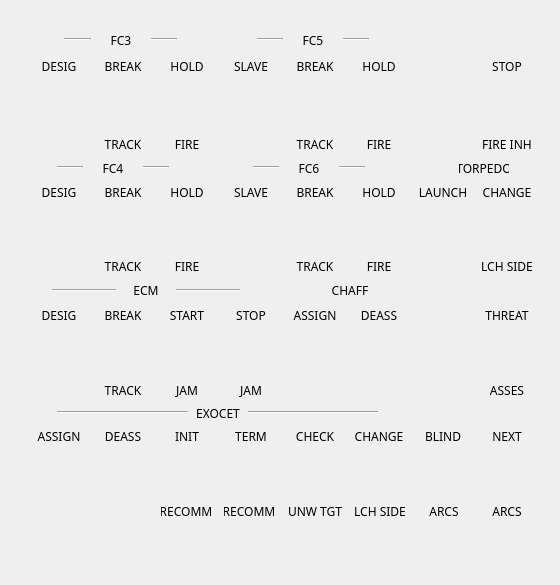
The window that botonera/forms/overlay_360_0100.ui (jordan045/tdc-botonera) describes before a commit, drawn with Qt 5.
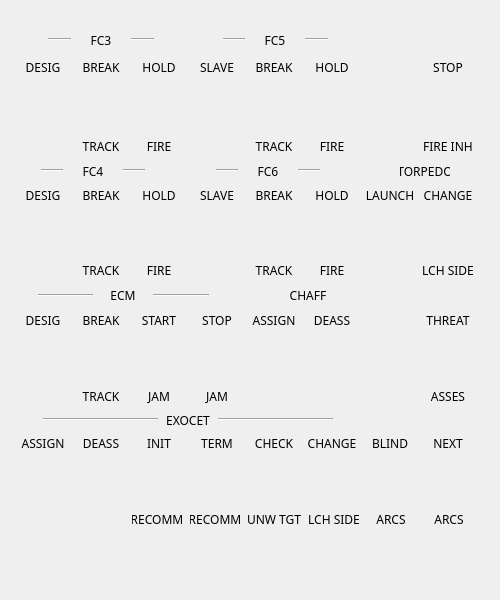
The same window after the commit. Icons and pictures are not drawn.

Commit message: Fixed size overlays

What changed in the file:
```diff
--- a/botonera/forms/overlay_360_0100.ui
+++ b/botonera/forms/overlay_360_0100.ui
@@ -6,20 +6,32 @@
    <rect>
     <x>0</x>
     <y>0</y>
-    <width>560</width>
-    <height>585</height>
+    <width>500</width>
+    <height>600</height>
    </rect>
   </property>
+  <property name="minimumSize">
+   <size>
+    <width>500</width>
+    <height>600</height>
+   </size>
+  </property>
+  <property name="maximumSize">
+   <size>
+    <width>500</width>
+    <height>600</height>
+   </size>
+  </property>
   <property name="windowTitle">
    <string>Form</string>
   </property>
   <widget class="QWidget" name="verticalLayoutWidget">
    <property name="geometry">
     <rect>
-     <x>10</x>
+     <x>0</x>
      <y>0</y>
-     <width>546</width>
-     <height>581</height>
+     <width>491</width>
+     <height>591</height>
     </rect>
    </property>
    <layout class="QVBoxLayout" name="verticalLayout">
```
The commit also changes 8 other files.
